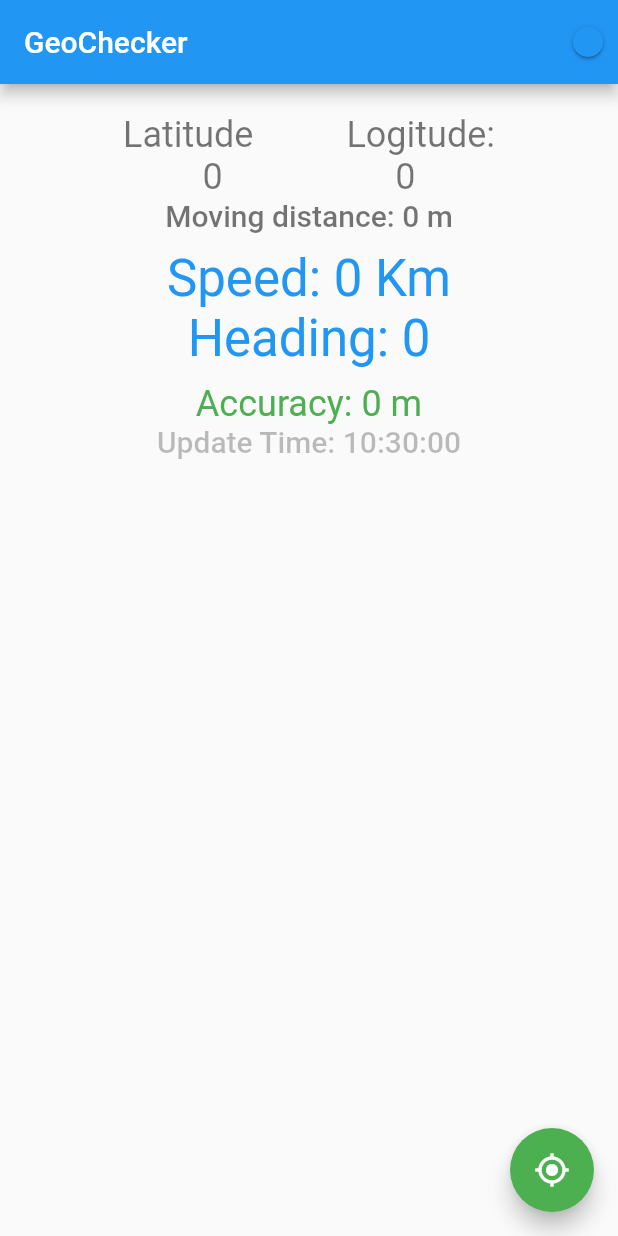
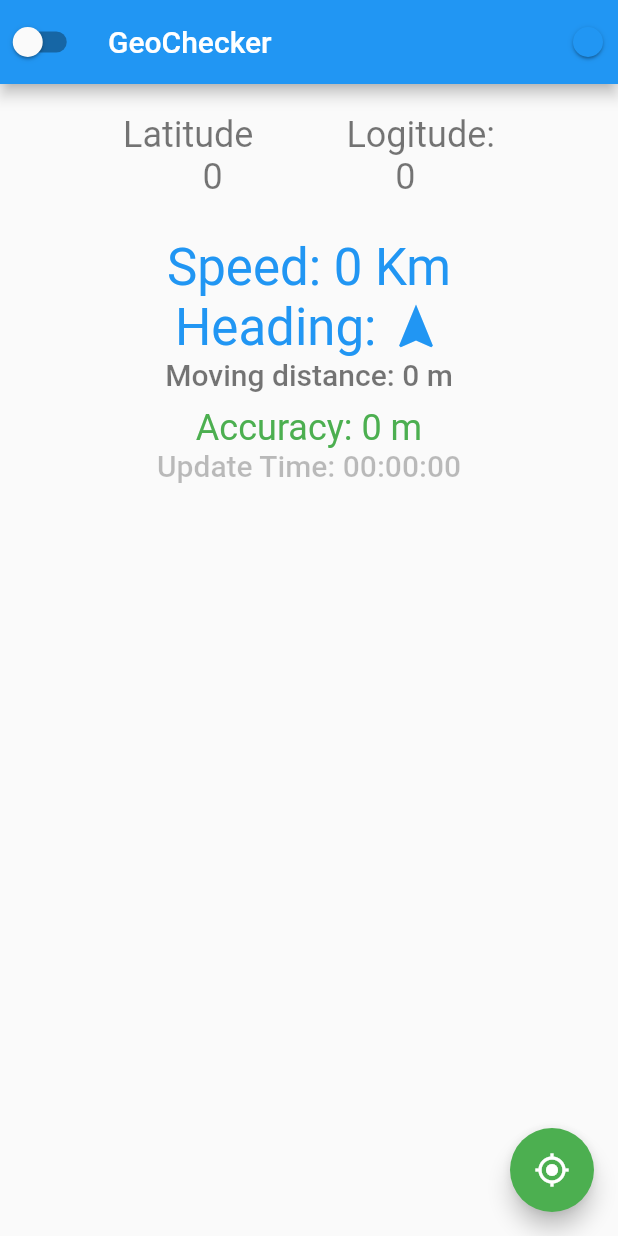
Before and after one commit to quarkli/geochecker, a Flutter app: the screen it shows after launch, on a phone screen of 412 x 824 dp. Run offline on Flutter 3.47's test engine with Material 2 defaults, Android fonts, the phone set to English and light mode, and no system bars; our stand-ins replace geolocator.

Commit message:
Add geodecoder feature

```diff
--- a/lib/main.dart
+++ b/lib/main.dart
@@ -1,10 +1,15 @@
 import 'dart:async';
+import 'dart:convert';
+import 'dart:math';
 
 import 'package:flutter/foundation.dart';
 import 'package:flutter/material.dart';
 import 'package:geolocator/geolocator.dart';
 import 'package:intl/intl.dart';
+import 'package:http/http.dart' as http;
 
+const geocodeUrl = 'https://api.mapbox.com/geocoding/v5/mapbox.places';
+const trailerStr = '.json?access_token=';
 void main() {
   runApp(const MyApp());
 }
@@ -43,6 +48,8 @@ class _MyHomePageState extends State<MyHomePage> {
   bool _replace = false;
   bool _accuracyWorse = false;
   double _movingDistance = 0;
+  String _location = '';
+  bool _geoDecoder = false;
 
   @override
   void initState() {
@@ -63,13 +70,29 @@ class _MyHomePageState extends State<MyHomePage> {
           : Geolocator.getPositionStream(locationSettings: _locationSettings);
       _streamSubscription = positionStream.handleError((error) {
         print(error);
-      }).listen((event) {
+      }).listen((event) async {
         print(event.toJson());
         _accuracyWorse = false;
         // 人工的に速度と方位を修正計算結果
         double speed = event.speed;
         double heading = event.heading;
         _replace = false;
+
+        if (_geoDecoder) {
+          final response = await http.get(Uri.parse(
+              '$geocodeUrl/${event.longitude},${event.latitude}$trailerStr'));
+
+          if (response.statusCode == 200) {
+            try {
+              var geodata = jsonDecode(response.body);
+              if (defaultTargetPlatform == TargetPlatform.iOS) {
+                _location = geodata['features'][0]['properties']['address'];
+              } else {
+                _location = geodata['features'][0]['text'];
+              }
+            } catch (_) {}
+          }
+        }
 
         if (_position != null) {
           _movingDistance = Geolocator.distanceBetween(_position!.latitude,
@@ -137,6 +160,7 @@ class _MyHomePageState extends State<MyHomePage> {
       _replace = false;
       _movingDistance = 0;
       _accuracyWorse = false;
+      _location = '';
     }
 
     setState(() {});
@@ -147,6 +171,13 @@ class _MyHomePageState extends State<MyHomePage> {
     return Scaffold(
       appBar: AppBar(
         title: Text(widget.title),
+        leading: Switch(
+            value: _geoDecoder,
+            onChanged: ((value) {
+              setState(() {
+                _geoDecoder = value;
+              });
+            })),
         actions: [
           Switch(
               value: _usePlatformInstance,
@@ -207,9 +238,11 @@ class _MyHomePageState extends State<MyHomePage> {
               ],
             ),
             Text(
-              'Moving distance: ${_movingDistance.round()} m',
-              style: Theme.of(context).textTheme.headline6?.copyWith(
-                  color: _movingDistance < 100 ? Colors.black54 : Colors.red),
+              _location.isEmpty ? '' : '$_location付近',
+              style: Theme.of(context)
+                  .textTheme
+                  .bodyMedium
+                  ?.copyWith(color: Colors.black45),
             ),
             const SizedBox(
               height: 10,
@@ -221,12 +254,38 @@ class _MyHomePageState extends State<MyHomePage> {
                   .headline4
                   ?.copyWith(color: _replace ? Colors.red : Colors.blue),
             ),
+            Row(
+              mainAxisAlignment: MainAxisAlignment.center,
+              children: [
+                Text(
+                  'Heading: ',
+                  style: Theme.of(context)
+                      .textTheme
+                      .headline4
+                      ?.copyWith(color: _replace ? Colors.red : Colors.blue),
+                ),
+                Transform.rotate(
+                  angle: (_position?.heading ?? 0) * pi / 180,
+                  child: SizedBox(
+                    width: 36,
+                    height: 36,
+                    child: IconButton(
+                      padding: const EdgeInsets.all(0.0),
+                      icon: Icon(
+                        Icons.navigation,
+                        color: _replace ? Colors.red : Colors.blue,
+                        size: 36,
+                      ),
+                      onPressed: null,
+                    ),
+                  ),
+                ),
+              ],
+            ),
             Text(
-              'Heading: ${_position?.heading.floor() ?? 0}',
-              style: Theme.of(context)
-                  .textTheme
-                  .headline4
-                  ?.copyWith(color: _replace ? Colors.red : Colors.blue),
+              'Moving distance: ${_movingDistance.round()} m',
+              style: Theme.of(context).textTheme.headline6?.copyWith(
+                  color: _movingDistance < 100 ? Colors.black54 : Colors.red),
             ),
             const SizedBox(
               height: 10,
@@ -239,7 +298,7 @@ class _MyHomePageState extends State<MyHomePage> {
                   ?.copyWith(color: _accuracyWorse ? Colors.red : Colors.green),
             ),
             Text(
-              'Update Time: ${DateFormat("HH:mm:ss").format(_position?.timestamp?.toLocal() ?? DateTime.now())}',
+              'Update Time: ${DateFormat("HH:mm:ss").format(_position?.timestamp?.toLocal() ?? DateTime(0))}',
               style: Theme.of(context)
                   .textTheme
                   .headline6
```
